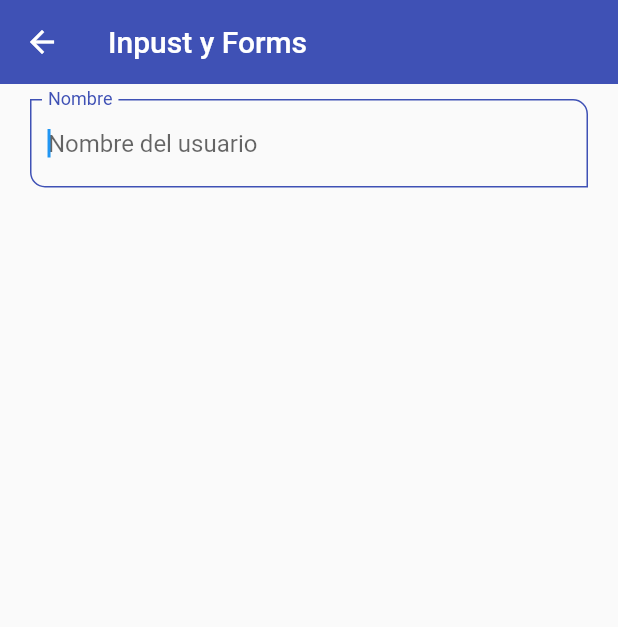
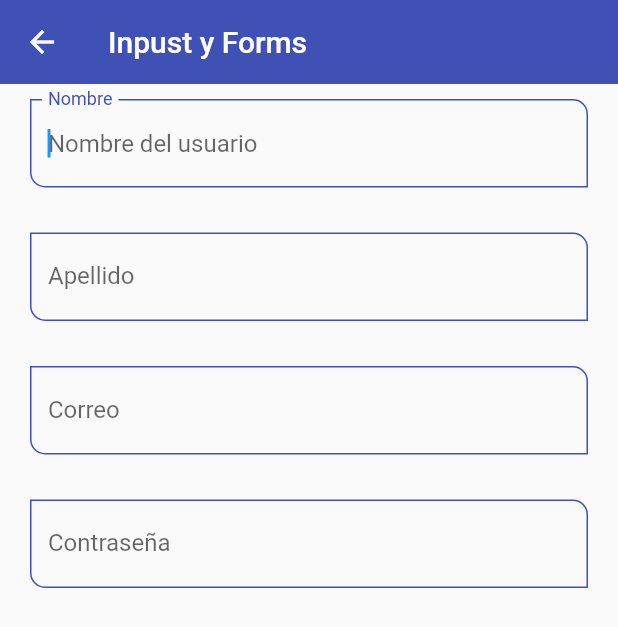
Before and after one commit to davidfores1/Flutter_components, a Flutter app: the InputsScreen screen opened by its route, on a phone screen of 412 x 824 dp. Shown: the top 627 px of the screen. Run offline on Flutter 3.47's test engine with Material 2 defaults, Android fonts, the phone set to English and light mode, and no system bars.

Commit message:
se realiza estilos para input tipo email y password

```diff
--- a/lib/screens/inputs_screen.dart
+++ b/lib/screens/inputs_screen.dart
@@ -16,7 +16,17 @@ class InputsScreen extends StatelessWidget {
           padding: const EdgeInsets.symmetric(horizontal: 20, vertical: 10),
           child: Column(
             children:const [
-              CustomInputField(labelText: 'Nombre', hintText: 'Nombre del usuario',)
+              CustomInputField(labelText: 'Nombre', hintText: 'Nombre del usuario'),
+              SizedBox(height: 30),
+
+              CustomInputField(labelText: 'Apellido', hintText: 'Apellido'),
+              SizedBox(height: 30),
+
+              CustomInputField(labelText: 'Correo', hintText: 'Correo del usuario', textInputType:TextInputType.emailAddress),
+              SizedBox(height: 30),
+
+              CustomInputField(labelText: 'Contraseña', hintText: 'Contraseña del usuario', obscureText: true),
+              SizedBox(height: 30),
             ],
           ),
         ),
--- a/lib/widgets/Custom_input_field.dart
+++ b/lib/widgets/Custom_input_field.dart
@@ -9,6 +9,8 @@ final String? helperText;
 final String? counterText;
 final IconData? icon;
 final IconData? suffixIcon;
+final TextInputType? textInputType;
+final bool obscureText;
 
   const CustomInputField({
     Key? key,
@@ -18,6 +20,8 @@ final IconData? suffixIcon;
     this.counterText,
     this.icon,
     this.suffixIcon,
+    this.textInputType,
+    this.obscureText = false,
   }) : super(key: key);
 
   @override
@@ -26,6 +30,8 @@ final IconData? suffixIcon;
       autofocus: true,
       initialValue: '',
       textCapitalization: TextCapitalization.words,
+      keyboardType: textInputType,
+      obscureText: obscureText,
       onChanged: (value) {
         print('value: $value');
       } ,
```
